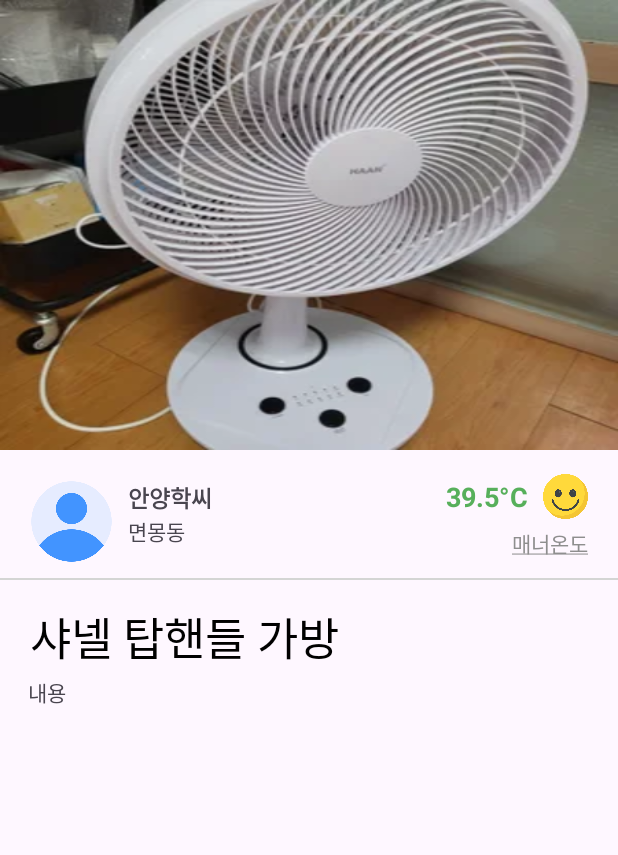
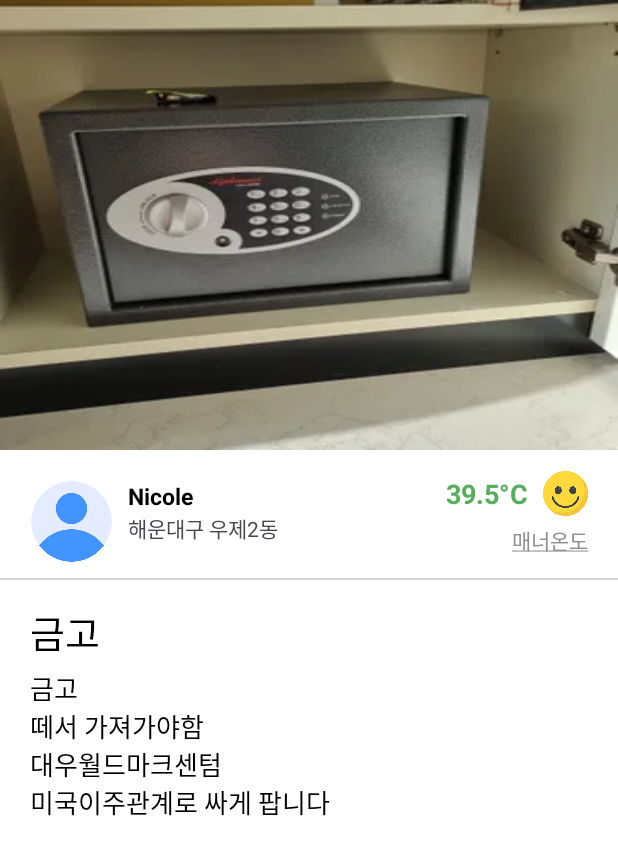
Before and after one commit to AnJinHyuck/SpartaAppleMarket, an Android app: the screen it shows after launch (DetailPageActivity), after a tap on "금고", on a phone screen of 412 x 824 dp. Shown: the top 855 px of the screen. Run offline under Robolectric (Android 15) with nearby library versions, the phone set to English and light mode, and no system bars; our stand-ins replace CircleImageView.

Commit message:
디테일 페이지 이미지 넘기기 기능 구현

```diff
--- a/app/build.gradle.kts
+++ b/app/build.gradle.kts
@@ -1,7 +1,7 @@
 plugins {
     alias(libs.plugins.androidApplication)
     alias(libs.plugins.jetbrainsKotlinAndroid)
-
+    id ("kotlin-parcelize")
 }
 
 android {
@@ -45,6 +45,8 @@ dependencies {
     implementation(libs.androidx.appcompat)
     implementation(libs.material)
     implementation(libs.androidx.activity)
+    implementation("com.github.bumptech.glide:glide:4.12.0")
+    annotationProcessor("com.github.bumptech.glide:compiler:4.12.0")
     implementation(libs.androidx.constraintlayout)
     testImplementation(libs.junit)
     androidTestImplementation(libs.androidx.junit)
--- a/app/src/main/java/com/example/myapplication/DetailPageActivity.kt
+++ b/app/src/main/java/com/example/myapplication/DetailPageActivity.kt
@@ -6,19 +6,32 @@ import androidx.activity.enableEdgeToEdge
 import androidx.appcompat.app.AppCompatActivity
 import androidx.core.view.ViewCompat
 import androidx.core.view.WindowInsetsCompat
+import com.bumptech.glide.Glide
 import com.example.myapplication.databinding.ActivityDetailPageBinding
 
 private lateinit var binding: ActivityDetailPageBinding
+
 class DetailPageActivity : AppCompatActivity() {
     override fun onCreate(savedInstanceState: Bundle?) {
         super.onCreate(savedInstanceState)
         binding = ActivityDetailPageBinding.inflate(layoutInflater)
-        enableEdgeToEdge()
         setContentView(binding.root)
-        ViewCompat.setOnApplyWindowInsetsListener(findViewById(R.id.main)) { v, insets ->
+        ViewCompat.setOnApplyWindowInsetsListener(findViewById(R.id.detail)) { v, insets ->
             val systemBars = insets.getInsets(WindowInsetsCompat.Type.systemBars())
             v.setPadding(systemBars.left, systemBars.top, systemBars.right, systemBars.bottom)
             insets
         }
+
+        val image = intent.getIntExtra("photo",0)
+        Glide.with(this)
+            .load(image)
+            .into(binding.ivItemImageInDetailPage)
+
+        binding.tvTitleInDetailPage.text = intent.getStringExtra("title")
+        binding.tvSeller.text = intent.getStringExtra("seller")
+        binding.lvItemDetail.text = intent.getStringExtra("detailinfo")
+        binding.tvLocationInDetailPage.text = intent.getStringExtra("location")
+
     }
+
 }
--- a/app/src/main/java/com/example/myapplication/ItemInfo.kt
+++ b/app/src/main/java/com/example/myapplication/ItemInfo.kt
@@ -15,113 +15,15 @@ data class ItemInfo(
 
 object Itemlist{
 val list = mutableListOf(
-    ItemInfo(
-        "1",
-        R.drawable.sample1,
-        "산지 한달된 선풍기 팝니다",
-        "이사가서 필요가 없어졌어요 급하게 내놓습니다",
-        "서울 서대문구 창천동",
-        "1,000원",
-        "25",
-        13,
-        "대현동"
-    ),
-    ItemInfo("2",
-        R.drawable.sample2,
-        "김치냉장고",
-        "이사로인해 내놔요",
-        "인천 계양구 귤현동",
-        "20,000원",
-        "28",
-        8,
-        "안마담"),
-    ItemInfo(
-        "3",
-        R.drawable.sample3,
-        "샤넬 카드지갑",
-        "고퀄지갑이구요\\n사용감이 있어서 싸게 내어둡니다",
-        "수성구 범어동",
-        "10,000원",
-        "5",
-        23,
-        "코코유"
-    ),
-    ItemInfo(
-        "4",
-        R.drawable.sample4,
-        "금고",
-        "금고\n떼서 가져가야함\n대우월드마크센텀\n미국이주관계로 싸게 팝니다",
-        "해운대구 우제2동",
-        "10,000원",
-        "17",
-        14,
-        "Nicole"
-    ),
-    ItemInfo(
-        "5",
-        R.drawable.sample5,
-        "갤럭시Z플립3 팝니다",
-        "갤럭시 Z플립3 그린 팝니다\\n항시 케이스 씌워서 썻고 필름 한장챙겨드립니다\\n화면에 살짝 스크래치난거 말고 크게 이상은없습니다!",
-        "연제구 연산제8동",
-        "150,000원",
-        "9",
-        22,
-        "절명"
-    ),
-    ItemInfo(
-        "6",
-        R.drawable.sample6,
-        "프라다 복조리백",
-        "까임 오염없고 상태 깨끗합니다\\n정품여부모름",
-        "수원시 영통구 원천동",
-        "50,000원",
-        "16",
-        25,
-        "미니멀하게"
-    ),
-    ItemInfo(
-        "7",
-        R.drawable.sample7,
-        "울산 동해오션뷰 60평 복층 펜트하우스 1일 숙박권 펜션 힐링 숙소 별장",
-        "울산 동해바다뷰 60평 복층 펜트하우스 1일 숙박권\n(에어컨이 없기에 낮은 가격으로 변경했으며 8월 초 가장 더운날 다녀가신 분 경우 시원했다고 잘 지내다 가셨습니다)\n1. 인원: 6명 기준입니다. 1인 10,000원 추가요금\n2. 장소: 북구 블루마시티, 32-33층\n3. 취사도구, 침구류, 세면도구, 드라이기 2개, 선풍기 4대 구비\n4. 예약방법: 예약금 50,000원 하시면 저희는 명함을 드리며 입실 오전 잔금 입금하시면 저희는 동.호수를 알려드리며 고객님은 예약자분 신분증 앞면 주민번호 뒷자리 가리시거나 지우시고 문자로 보내주시면 저희는 카드키를 우편함에 놓아 둡니다.\n5. 33층 옥상 야외 테라스 있음, 가스버너 있음\n6. 고기 굽기 가능\n7. 입실 오후 3시, 오전 11시 퇴실, 정리, 정돈 , 밸브 잠금 부탁드립니다.\n8. 층간소음 주의 부탁드립니다.\n9. 방3개, 화장실3개, 비데 3개\n10. 저희 집안이 쓰는 별장입니다.",
-        "남구 옥동",
-        "150,000원",
-        "54",
-        142,
-        "굿리치"
-    ),
-    ItemInfo(
-        "8",
-        R.drawable.sample8,
-        "샤넬 탑핸들 가방",
-        "샤넬 트랜디 CC 탑핸들 스몰 램스킨 블랙 금장 플랩백 !\n 색상 : 블랙\n \" + \"사이즈 : 25.5cm * 17.5cm * 8cm\\n\" + \"구성 : 본품더스트\\n\" + \"\\n\" + \"급하게 돈이 필요해서 팝니다 ㅠ ㅠ",
-        "동래구 온천제2동",
-        "180,000원",
-        "7",
-        31,
-        "난쉽"
-    ),
-    ItemInfo(
-        "9",
-        R.drawable.sample9,
-        "4행정 엔진분무기 판매합니다",
-        "3년전에 사서 한번 사용하고 그대로 둔 상태입니다. 요즘 사용은 안해봤습니다. 그래서 저렴하게 내 놓습니다. 중고라 반품은 어렵습니다.\n",
-        "원주시 명륜2동",
-        "30,000원",
-        "28",
-        31,
-        "알뜰한"
-    ),
-    ItemInfo(
-        "10",
-        R.drawable.sample10,
-        "셀린느 버킷 가방",
-        "22년 신세계 대전 구매입니당\n + \"셀린느 버킷백\n\" + \"구매해서 몇번사용했어요\n\" + \"까짐 스크래치 없습니다.\n\" + \"타지역에서 보내는거라 택배로 진행합니당!\"",
-        "중구 동화동",
-        "190,000원",
-        "6",
-        40,
-        "똑태현"
-    ),
+    ItemInfo("1", R.drawable.sample1,"산지 한달된 선풍기 팝니다","이사가서 필요가 없어졌어요 급하게 내놓습니다", "서울 서대문구 창천동","1,000원", "25", 13, "대현동"),
+    ItemInfo("2", R.drawable.sample2, "김치냉장고", "이사로인해 내놔요", "인천 계양구 귤현동", "20,000원", "28", 8, "안마담"),
+    ItemInfo("3", R.drawable.sample3, "샤넬 카드지갑", "고퀄지갑이구요\n사용감이 있어서 싸게 내어둡니다", "수성구 범어동", "10,000원", "5", 23, "코코유"),
+    ItemInfo("4", R.drawable.sample4, "금고", "금고\n떼서 가져가야함\n대우월드마크센텀\n미국이주관계로 싸게 팝니다", "해운대구 우제2동", "10,000원", "17", 14, "Nicole"),
+    ItemInfo("5", R.drawable.sample5, "갤럭시Z플립3 팝니다", "갤럭시 Z플립3 그린 팝니다\n항시 케이스 씌워서 썻고 필름 한장챙겨드립니다\n화면에 살짝 스크래치난거 말고 크게 이상은없습니다!", "연제구 연산제8동", "150,000원", "9", 22, "절명"),
+    ItemInfo("6", R.drawable.sample6, "프라다 복조리백", "까임 오염없고 상태 깨끗합니다\n정품여부모름", "수원시 영통구 원천동", "50,000원", "16", 25, "미니멀하게"),
+    ItemInfo("7", R.drawable.sample7, "울산 동해오션뷰 60평 복층 펜트하우스 1일 숙박권 펜션 힐링 숙소 별장", "울산 동해바다뷰 60평 복층 펜트하우스 1일 숙박권\n(에어컨이 없기에 낮은 가격으로 변경했으며 8월 초 가장 더운날 다녀가신 분 경우 시원했다고 잘 지내다 가셨습니다)\n1. 인원: 6명 기준입니다. 1인 10,000원 추가요금\n2. 장소: 북구 블루마시티, 32-33층\n3. 취사도구, 침구류, 세면도구, 드라이기 2개, 선풍기 4대 구비\n4. 예약방법: 예약금 50,000원 하시면 저희는 명함을 드리며 입실 오전 잔금 입금하시면 저희는 동.호수를 알려드리며 고객님은 예약자분 신분증 앞면 주민번호 뒷자리 가리시거나 지우시고 문자로 보내주시면 저희는 카드키를 우편함에 놓아 둡니다.\n5. 33층 옥상 야외 테라스 있음, 가스버너 있음\n6. 고기 굽기 가능\n7. 입실 오후 3시, 오전 11시 퇴실, 정리, 정돈 , 밸브 잠금 부탁드립니다.\n8. 층간소음 주의 부탁드립니다.\n9. 방3개, 화장실3개, 비데 3개\n10. 저희 집안이 쓰는 별장입니다.", "남구 옥동", "150,000원", "54", 142, "굿리치"),
+    ItemInfo("8", R.drawable.sample8, "샤넬 탑핸들 가방", "샤넬 트랜디 CC 탑핸들 스몰 램스킨 블랙 금장 플랩백 !\n색상 : 블랙\n사이즈 : 25.5cm * 17.5cm * 8cm\n구성 : 본품더스트\n급하게 돈이 필요해서 팝니다 ㅠ ㅠ", "동래구 온천제2동", "180,000원", "7", 31, "난쉽"),
+    ItemInfo("9", R.drawable.sample9, "4행정 엔진분무기 판매합니다", "3년전에 사서 한번 사용하고 그대로 둔 상태입니다. 요즘 사용은 안해봤습니다. 그래서 저렴하게 내 놓습니다. 중고라 반품은 어렵습니다.\n", "원주시 명륜2동", "30,000원", "28", 31, "알뜰한"),
+    ItemInfo("10", R.drawable.sample10, "셀린느 버킷 가방", "22년 신세계 대전 구매입니당\n + \"셀린느 버킷백\n\" + \"구매해서 몇번사용했어요\n\" + \"까짐 스크래치 없습니다.\n\" + \"타지역에서 보내는거라 택배로 진행합니당!\"", "중구 동화동", "190,000원", "6", 40, "똑태현"),
     )
 }
--- a/app/src/main/java/com/example/myapplication/MainActivity.kt
+++ b/app/src/main/java/com/example/myapplication/MainActivity.kt
@@ -18,7 +18,7 @@ class MainActivity : AppCompatActivity() {
 
     override fun onCreate(savedInstanceState: Bundle?) {
         super.onCreate(savedInstanceState)
-        enableEdgeToEdge()
+
         binding = ActivityMainBinding.inflate(layoutInflater)
         setContentView(binding.root)
         ViewCompat.setOnApplyWindowInsetsListener(findViewById(R.id.main)) { v, insets ->
--- a/app/src/main/java/com/example/myapplication/MyAdapter.kt
+++ b/app/src/main/java/com/example/myapplication/MyAdapter.kt
@@ -1,5 +1,6 @@
 package com.example.myapplication
 
+import android.content.Context
 import android.content.Intent
 import android.view.LayoutInflater
 import android.view.View
@@ -8,7 +9,9 @@ import android.widget.Toast
 import androidx.appcompat.view.menu.MenuView.ItemView
 import androidx.core.content.ContextCompat
 import androidx.recyclerview.widget.RecyclerView
+import com.bumptech.glide.Glide
 import com.example.myapplication.databinding.RecyclerviewItemBinding
+import kotlin.coroutines.coroutineContext
 
 class MyAdapter(val itemList: List<ItemInfo>) :
     RecyclerView.Adapter<MyAdapter.MyAdapterViewHolder>() {
@@ -51,9 +54,14 @@ class MyAdapter(val itemList: List<ItemInfo>) :
         val item = itemList[position]
         holder.bindItem(item)
         holder.itemView.setOnClickListener {
-            val intent = Intent(holder.itemView.context, DetailPageActivity::class.java)
-            ContextCompat.startActivity(holder.itemView.context,intent,null)
-
+            val context = holder.itemView.context
+            val intent = Intent(context, DetailPageActivity::class.java)
+            intent.putExtra("photo", item.image)
+            intent.putExtra("title", item.title)
+            intent.putExtra("detailinfo", item.introduce)
+            intent.putExtra("seller", item.seller)
+            intent.putExtra("location", item.location)
+            context.startActivity(intent)
         }
     }
 }
--- a/app/src/main/res/layout/activity_detail_page.xml
+++ b/app/src/main/res/layout/activity_detail_page.xml
@@ -1,13 +1,31 @@
 <?xml version="1.0" encoding="utf-8"?>
 <androidx.constraintlayout.widget.ConstraintLayout xmlns:android="http://schemas.android.com/apk/res/android"
     xmlns:app="http://schemas.android.com/apk/res-auto"
+    android:id="@+id/detail"
+    android:layout_width="match_parent"
+    android:layout_height="match_parent"
+    android:background="@color/white">
+
+    <LinearLayout
+        android:layout_width="match_parent"
+        android:layout_height="match_parent"
+        android:orientation="vertical"
+        app:layout_constraintBottom_toBottomOf="parent"
+        app:layout_constraintEnd_toEndOf="parent"
+        app:layout_constraintStart_toStartOf="parent"
+        app:layout_constraintTop_toTopOf="parent">
+
+        <ScrollView
             android:layout_width="match_parent"
             android:layout_height="match_parent">
 
+            <androidx.constraintlayout.widget.ConstraintLayout
+                android:layout_width="match_parent"
+                android:layout_height="0sp">
             <ImageView
                 android:id="@+id/iv_itemImageInDetailPage"
                 android:layout_width="match_parent"
-        android:layout_height="wrap_content"
+                android:layout_height="300sp"
                 android:scaleType="fitXY"
                 android:src="@drawable/sample1"
                 app:layout_constraintEnd_toEndOf="parent"
@@ -30,6 +48,7 @@
                 android:layout_height="wrap_content"
                 android:layout_marginLeft="10sp"
                 android:text="안양학씨"
+                android:textColor="@color/black"
                 android:textSize="15sp"
                 android:textStyle="bold"
                 app:layout_constraintStart_toEndOf="@+id/iv_profile"
@@ -84,27 +103,33 @@
                 app:layout_constraintLeft_toLeftOf="parent"
                 app:layout_constraintTop_toBottomOf="@+id/iv_profile" />
 
+
             <TextView
                 android:id="@+id/tv_titleInDetailPage"
                 android:layout_width="wrap_content"
                 android:layout_height="wrap_content"
                 android:layout_marginTop="15sp"
                 android:text="샤넬 탑핸들 가방"
-        android:textSize="30sp"
                 android:textColor="@color/black"
+                android:textSize="25sp"
                 app:layout_constraintStart_toStartOf="@+id/iv_profile"
                 app:layout_constraintTop_toBottomOf="@+id/line" />
 
             <TextView
                 android:id="@+id/lv_itemDetail"
-        android:layout_width="395sp"
+                android:layout_width="300sp"
                 android:layout_height="wrap_content"
-        app:layout_constraintTop_toBottomOf="@+id/tv_titleInDetailPage"
-        app:layout_constraintStart_toStartOf="@id/tv_titleInDetailPage"
-        app:layout_constraintEnd_toEndOf="parent"
-        android:layout_marginTop="3sp"
+                android:layout_marginTop="5sp"
                 android:scrollbars="vertical"
-        android:text="내용"/>
+                android:text="내용"
+                app:layout_goneMarginTop="5sp"
+                android:textColor="@color/black"
+                android:textSize="17sp"
+                app:layout_constraintStart_toStartOf="@+id/tv_titleInDetailPage"
+                app:layout_constraintTop_toBottomOf="@+id/tv_titleInDetailPage" />
+            </androidx.constraintlayout.widget.ConstraintLayout>
+        </ScrollView>
+    </LinearLayout>
 
 
 </androidx.constraintlayout.widget.ConstraintLayout>
--- a/app/src/main/res/layout/recyclerview_item.xml
+++ b/app/src/main/res/layout/recyclerview_item.xml
@@ -15,6 +15,7 @@
         android:maxLines="2"
         android:ellipsize="end"
         android:textStyle="bold"
+        android:textColor="@color/black"
         app:layout_constraintStart_toEndOf="@id/post_image"
         app:layout_constraintTop_toTopOf="@+id/post_image"
         />
@@ -86,6 +87,7 @@
         android:layout_height="wrap_content"
         android:layout_marginLeft="5sp"
         android:text="34"
+        android:textColor="@color/black"
         app:layout_constraintBottom_toBottomOf="@+id/iv_commenticon"
         app:layout_constraintStart_toEndOf="@+id/iv_commenticon"
         app:layout_constraintTop_toTopOf="@+id/iv_commenticon" />
@@ -106,6 +108,7 @@
         android:layout_height="wrap_content"
         android:layout_marginLeft="5sp"
         android:text="8"
+        android:textColor="@color/black"
         app:layout_constraintBottom_toBottomOf="@+id/iv_emptyheaert"
         app:layout_constraintStart_toEndOf="@+id/iv_emptyheaert"
         app:layout_constraintTop_toTopOf="@+id/iv_emptyheaert" />
```
Lines whose indentation alone changed are shown as unchanged.
